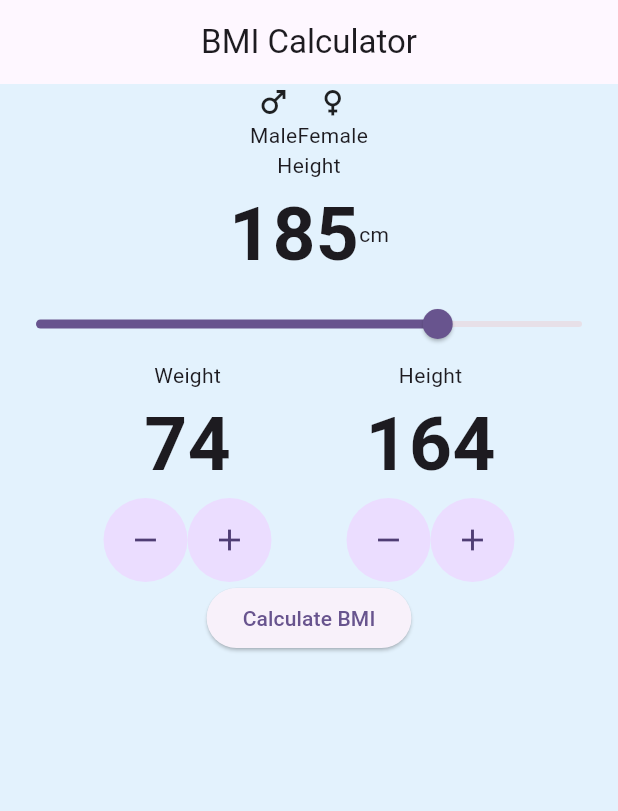
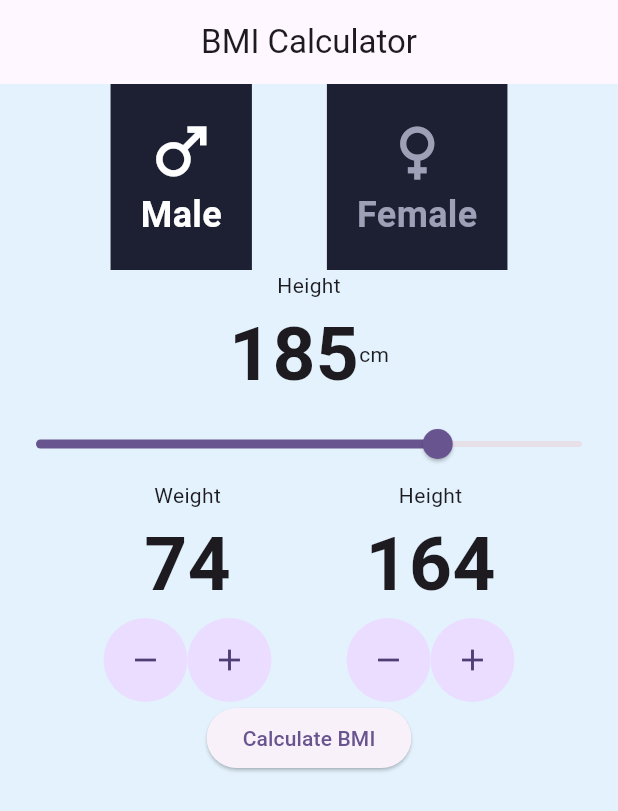
Before and after one commit to Minokainduwara/BMI_calculator, a Flutter app: the screen it shows after launch, on a phone screen of 412 x 824 dp. Shown: the top 811 px of the screen. Run offline on Flutter 3.47's test engine with Material 3 defaults, Android fonts, the phone set to English and light mode, and no system bars.

Commit message:
ui style updated

```diff
--- a/lib/bmi_calculator.dart
+++ b/lib/bmi_calculator.dart
@@ -1,3 +1,4 @@
+import 'package:bmicalc/constants.dart';
 import 'package:flutter/material.dart';
 
 class BMICalculatorPage extends StatefulWidget {
@@ -27,18 +28,49 @@ class _BMICalculatorPageState extends State<BMICalculatorPage> {
               Row(
                 mainAxisAlignment: MainAxisAlignment.center,
                 children: [
-                  Column(
-                    children: [
-                      Icon(Icons.male),
-                      Text("Male")
-                    ],
+                  Container(
+                    padding: const EdgeInsets.all(20),
+                    color: kTileColor,
+                    child: const Column(
+                      children: [
+                        Icon(
+                          Icons.male,
+                          size: 50,
+                          color: kActiveCardColor,
+                          ),
+                        Text(
+                          "Male",
+                          style: TextStyle(
+                            fontSize: 24,
+                            fontWeight: FontWeight.bold,
+                            color: kActiveCardColor
+                            )
+
+                          )
+                      ],
+                    ),
                   ),
-
-                  Column(
-                    children: [
-                      Icon(Icons.female),
-                      Text("Female")
-                    ],
+                  const SizedBox(width: 50),
+                  Container(
+                    padding: const EdgeInsets.all(20),
+                    color: kTileColor,
+                    child: const Column(
+                      children: [
+                        Icon(
+                          Icons.female,
+                          size: 50,
+                          color: kInactiveCardColor,
+                        ),
+                        Text(
+                          "Female",
+                          style: TextStyle(
+                            fontSize: 24,
+                            fontWeight: FontWeight.bold,
+                            color: kInactiveCardColor,
+                            )
+                        )
+                      ],
+                    ),
                   ),
                   ],
               ),
--- /dev/null
+++ b/lib/constants.dart
@@ -0,0 +1,5 @@
+import 'package:flutter/material.dart';
+
+const kTileColor = Color(0xFF1D1F33);
+const kActiveCardColor = Color.fromARGB(255, 255, 255, 255);
+const kInactiveCardColor = Color.fromARGB(255, 158, 160, 183);
```
